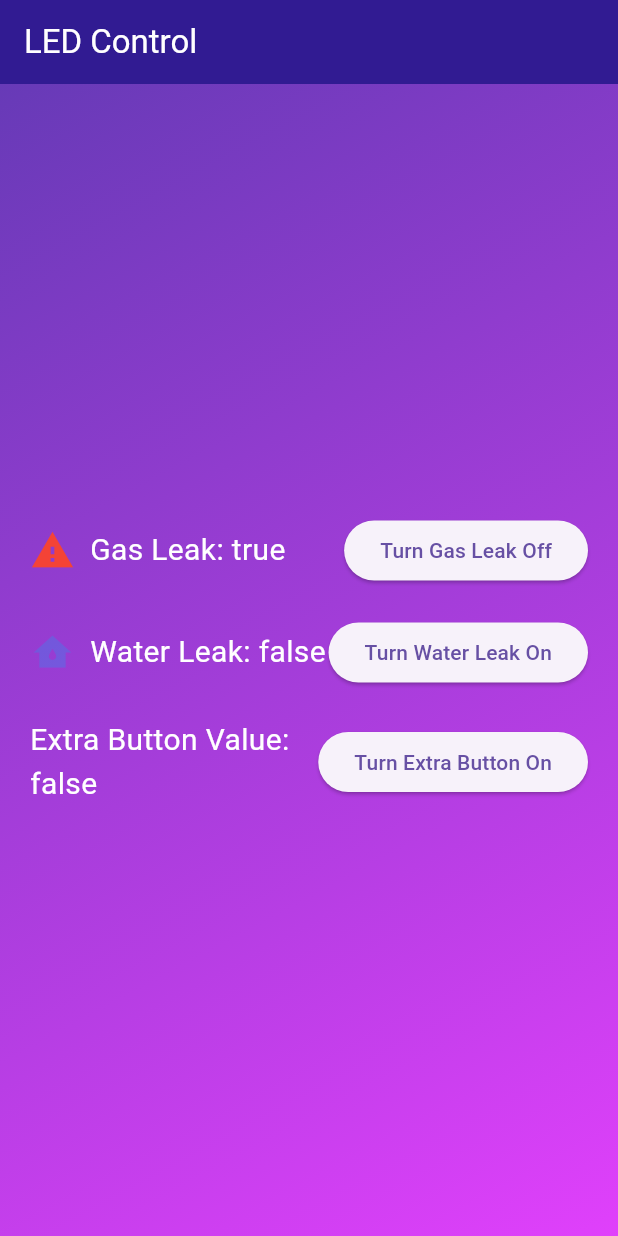
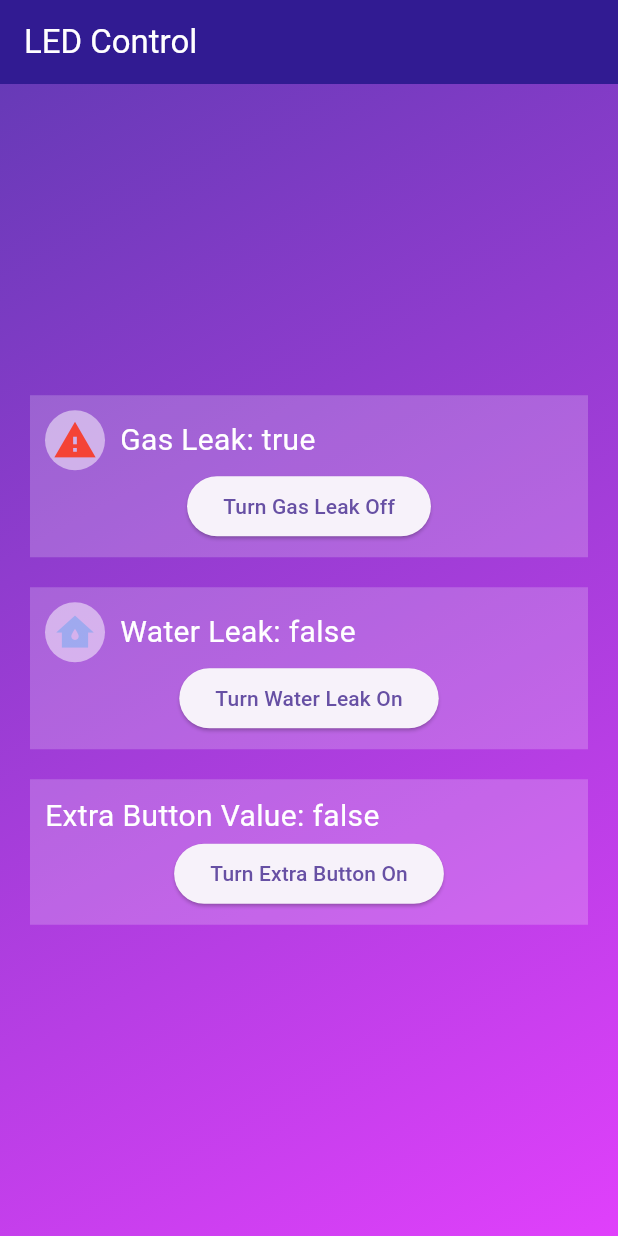
Before and after one commit to goktu-o/evguvenliksistemi, a Flutter app: the screen it shows after launch, after a tap on "Turn Gas Leak On", on a phone screen of 412 x 824 dp. Run offline on Flutter 3.47's test engine with Material 3 defaults, Android fonts, the phone set to English and light mode, and no system bars; our stand-ins replace firebase_core, firebase_database; accounts and stored records are empty.

Commit message:
Extra button'un değişiklikleri uygulamada görüntülenmiyordu. Bu özellik eklendi.

```diff
--- a/lib/main.dart
+++ b/lib/main.dart
@@ -60,20 +60,27 @@ class ToggleValuePageState extends State<ToggleValuePage> {
         _blueLedValue = (event.snapshot.value as bool?) ?? false;
       });
     });
+
+    _extraButtonRef.onValue.listen((event) {
+      setState(() {
+        _extraButtonValue = (event.snapshot.value as bool?) ?? false;
+      });
+    });
   }
 
   Future<void> _fetchCurrentValues() async {
     try {
       final redSnapshot = await _redLedRef.get();
       final blueSnapshot = await _blueLedRef.get();
+      final extraButtonSnapshot = await _extraButtonRef.get();
 
       setState(() {
         _redLedValue = (redSnapshot.value as bool?) ?? false;
         _blueLedValue = (blueSnapshot.value as bool?) ?? false;
+        _extraButtonValue = (extraButtonSnapshot.value as bool?) ?? false;
       });
     } catch (error) {
-      print('Error fetching values: $error');
-      setState(() {});
+      print('Error fetching initial values: $error');
     }
   }
 
@@ -144,29 +151,40 @@ class ToggleValuePageState extends State<ToggleValuePage> {
                 padding: const EdgeInsets.symmetric(horizontal: 20.0),
                 child: Column(
                   children: [
+                    Container(
+                      color: Colors.white
+                          .withOpacity(0.2), // Add a flat color background
+                      padding: EdgeInsets.all(10),
+                      child: Column(
+                        children: [
                           Row(
-                      mainAxisAlignment: MainAxisAlignment.spaceBetween,
                             children: [
-                        Expanded(
-                          child: Row(
-                            children: [
-                              Icon(
+                              Container(
+                                padding: EdgeInsets.all(5),
+                                decoration: BoxDecoration(
+                                  color: Colors.white.withOpacity(
+                                      0.5), // Background color for icon
+                                  shape: BoxShape.circle,
+                                ),
+                                child: Icon(
                                   Icons.warning,
                                   color: _redLedValue
                                       ? Colors.red
                                       : Colors.red.withOpacity(0.3),
                                   size: 30.0,
                                 ),
+                              ),
                               SizedBox(width: 10),
-                              Text(
+                              Expanded(
+                                child: Text(
                                   'Gas Leak: $_redLedValue',
                                   style: TextStyle(
                                       fontSize: 20,
                                       color: Colors
                                           .white), // Change text color to white
                                 ),
+                              ),
                             ],
-                          ),
                           ),
                           ElevatedButton(
                             onPressed: _toggleRedLed,
@@ -176,30 +194,42 @@ class ToggleValuePageState extends State<ToggleValuePage> {
                           ),
                         ],
                       ),
+                    ),
                     SizedBox(height: 20),
+                    Container(
+                      color: Colors.white
+                          .withOpacity(0.2), // Add a flat color background
+                      padding: EdgeInsets.all(10),
+                      child: Column(
+                        children: [
                           Row(
-                      mainAxisAlignment: MainAxisAlignment.spaceBetween,
                             children: [
-                        Expanded(
-                          child: Row(
-                            children: [
-                              Icon(
+                              Container(
+                                padding: EdgeInsets.all(5),
+                                decoration: BoxDecoration(
+                                  color: Colors.white.withOpacity(
+                                      0.5), // Background color for icon
+                                  shape: BoxShape.circle,
+                                ),
+                                child: Icon(
                                   Icons.water_damage,
                                   color: _blueLedValue
                                       ? Colors.blue
                                       : Colors.blue.withOpacity(0.3),
                                   size: 30.0,
                                 ),
+                              ),
                               SizedBox(width: 10),
-                              Text(
+                              Expanded(
+                                child: Text(
                                   'Water Leak: $_blueLedValue',
                                   style: TextStyle(
                                       fontSize: 20,
                                       color: Colors
                                           .white), // Change text color to white
                                 ),
+                              ),
                             ],
-                          ),
                           ),
                           ElevatedButton(
                             onPressed: _toggleBlueLed,
@@ -209,18 +239,26 @@ class ToggleValuePageState extends State<ToggleValuePage> {
                           ),
                         ],
                       ),
+                    ),
                     SizedBox(height: 20),
+                    Container(
+                      color: Colors.white
+                          .withOpacity(0.2), // Add a flat color background
+                      padding: EdgeInsets.all(10),
+                      child: Column(
+                        children: [
                           Row(
-                      mainAxisAlignment: MainAxisAlignment.spaceBetween,
                             children: [
                               Expanded(
                                 child: Text(
                                   'Extra Button Value: $_extraButtonValue',
                                   style: TextStyle(
                                       fontSize: 20,
-                                color:
-                                    Colors.white), // Change text color to white
+                                      color: Colors
+                                          .white), // Change text color to white
                                 ),
+                              ),
+                            ],
                           ),
                           ElevatedButton(
                             onPressed: _toggleExtraButton,
@@ -229,6 +267,7 @@ class ToggleValuePageState extends State<ToggleValuePage> {
                                 : 'Turn Extra Button On'),
                           ),
                         ],
+                      ),
                     ),
                   ],
                 ),
```
Lines whose indentation alone changed are shown as unchanged.
